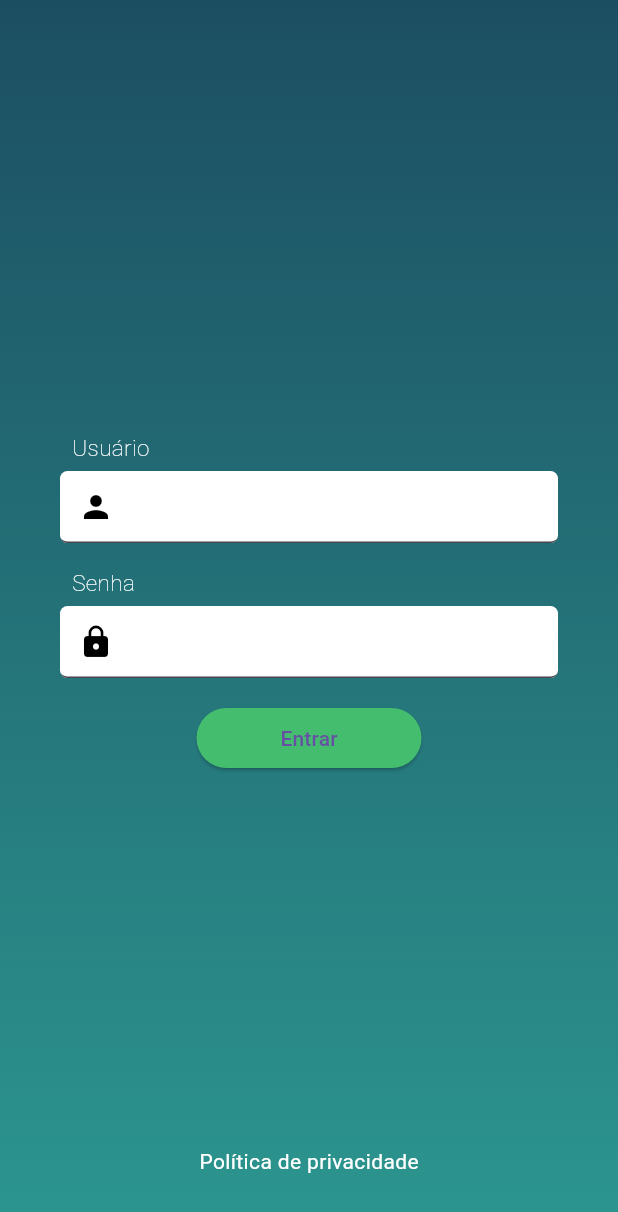
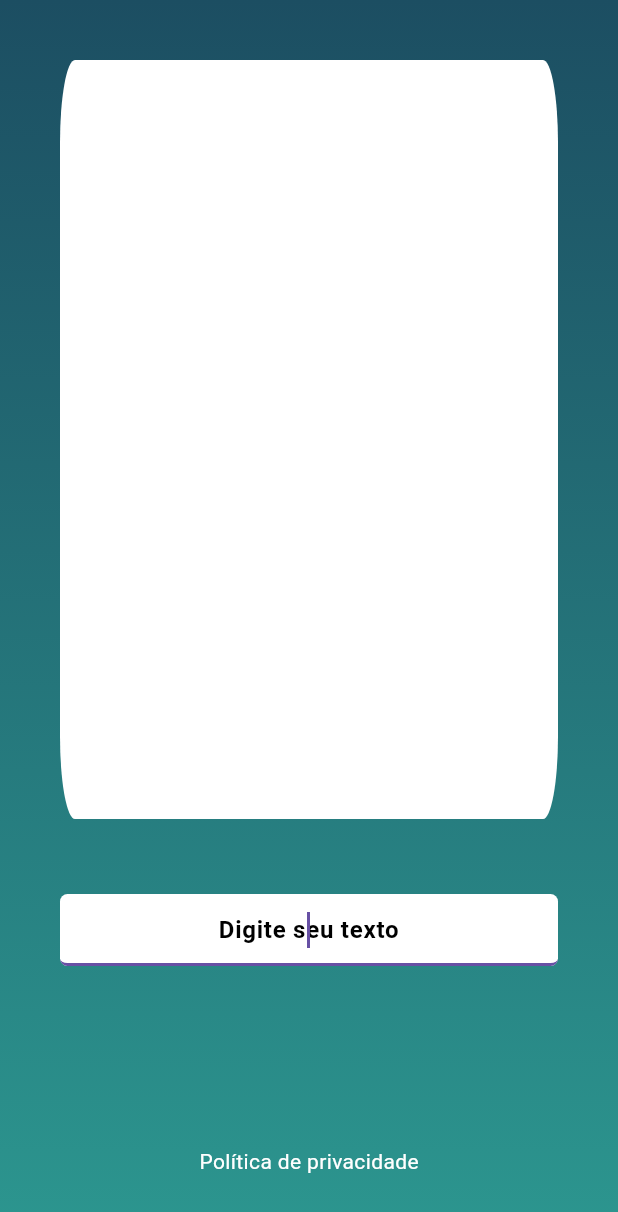
Before and after one commit to waguip/flutter_notes, a Flutter app: the screen it shows after launch, on a phone screen of 412 x 824 dp. Shown: the top 1212 px of the screen. Run offline on Flutter 3.47's test engine with Material 3 defaults, Android fonts, the phone set to English and light mode, and no system bars.

Commit message:
Info Capture Screen
Created the screen and implemented its basic functionalities

```diff
--- a/lib/login_page.dart
+++ /dev/null
@@ -1,162 +0,0 @@
-import 'package:flutter/material.dart';
-import 'package:url_launcher/url_launcher.dart';
-
-class LoginPage extends StatefulWidget {
-  const LoginPage({Key? key}) : super(key: key);
-
-  @override
-  State<LoginPage> createState() => _LoginPageState();
-}
-
-class _LoginPageState extends State<LoginPage> {
-  final _formKey = GlobalKey<FormState>();
-  final TextEditingController _loginController = TextEditingController();
-  final TextEditingController _passwordController = TextEditingController();
-
-  void _validateFields() {
-    if (_formKey.currentState!.validate()) {
-      // Navegar para a próxima tela
-    } else {
-      ScaffoldMessenger.of(context).showSnackBar(
-        const SnackBar(content: Text('Por favor, confira os campos')),
-      );
-    }
-  }
-
-  @override
-  Widget build(BuildContext context) {
-    return Container(
-      decoration: const BoxDecoration(
-        gradient: LinearGradient(
-          begin: Alignment.topCenter,
-          end: Alignment.bottomCenter,
-          colors: [
-            Color.fromARGB(255, 28, 78, 98),
-            Color.fromARGB(255, 44, 150, 143),
-          ],
-        ),
-      ),
-      child: Padding(
-        padding: const EdgeInsets.all(40),
-        child: Column(
-          children: [
-            Expanded(
-              child: Form(
-                key: _formKey,
-                child: Column(
-                  mainAxisAlignment: MainAxisAlignment.center,
-                  crossAxisAlignment: CrossAxisAlignment.start,
-                  children: [
-                    _formLabel("Usuário"),
-                    _formField(Icons.person, _loginController),
-                    const SizedBox(height: 16),
-                    _formLabel("Senha"),
-                    _formField(Icons.lock, _passwordController,
-                        isObscure: true),
-                    const SizedBox(height: 16),
-                    Center(
-                      child: ElevatedButton(
-                        onPressed: () => _validateFields(),
-                        style: ElevatedButton.styleFrom(
-                          backgroundColor:
-                              const Color.fromARGB(255, 68, 189, 110),
-                          fixedSize: const Size(150, 40),
-                          shape: RoundedRectangleBorder(
-                            borderRadius: BorderRadius.circular(25),
-                          ),
-                        ),
-                        child: const Text('Entrar'),
-                      ),
-                    ),
-                  ],
-                ),
-              ),
-            ),
-            Align(
-              alignment: Alignment.bottomCenter,
-              child: GestureDetector(
-                onTap: () {
-                  _launchUrl(Uri.parse('https://www.google.com.br/'));
-                },
-                child: const Text(
-                  'Política de privacidade',
-                  style: TextStyle(color: Colors.white),
-                ),
-              ),
-            ),
-          ],
-        ),
-      ),
-    );
-  }
-}
-
-Future<void> _launchUrl(Uri url) async {
-  if (!await launchUrl(url)) {
-    throw Exception('Não foi possível abrir a URL: $url');
-  }
-}
-
-Widget _formLabel(String text) {
-  return Padding(
-    padding: const EdgeInsets.only(left: 8.0, bottom: 5),
-    child: Text(
-      text,
-      style: const TextStyle(
-        color: Colors.white,
-        fontWeight: FontWeight.w100,
-        fontSize: 15,
-      ),
-    ),
-  );
-}
-
-Widget _formField(IconData icon, TextEditingController controller,
-    {isObscure = false}) {
-  return TextFormField(
-    controller: controller,
-    obscureText: isObscure,
-    decoration: InputDecoration(
-      errorStyle: const TextStyle(color: Colors.yellow),
-      filled: true,
-      fillColor: Colors.white,
-      border: UnderlineInputBorder(borderRadius: BorderRadius.circular(5)),
-      prefixIcon: Icon(icon),
-      prefixIconColor: Colors.black,
-    ),
-    validator: (value) {
-      if (!isObscure) {
-        return usernameValidator(value!);
-      } else {
-        return passwordValidator(value!);
-      }
-    },
-  );
-}
-
-usernameValidator(String username) {
-  if (username.isEmpty) {
-    return 'Campo vazio';
-  } else if (username.length >= 20) {
-    return 'Nome de usuário muito longo';
-  } else if (username.endsWith(' ')) {
-    return 'Espaço extra no final';
-  }
-
-  return null;
-}
-
-passwordValidator(String password) {
-  if (password.isEmpty) {
-    return 'Campo vazio';
-  } else if (password.length >= 20) {
-    return 'Senha muito longa';
-  } else if (password.endsWith(' ')) {
-    return 'Espaço extra no final';
-  } else if (password.length < 2) {
-    return 'A senha deve ter mais que 1 caractere';
-  } else if (!RegExp(r'^[a-zA-Z0-9]+$').hasMatch(password)) {
-    return 'A senha não deve conter caracteres especiais';
-  }
-  return null;
-}
--- a/lib/main.dart
+++ b/lib/main.dart
@@ -1,5 +1,6 @@
 import 'package:flutter/material.dart';
-import 'package:prova_target_sistemas/login_page.dart';
+import 'package:prova_target_sistemas/screens/information_capture_screen.dart';
+import 'package:prova_target_sistemas/screens/login_screen.dart';
 
 void main() {
   runApp(const MyApp());
@@ -12,7 +13,7 @@ class MyApp extends StatelessWidget {
   Widget build(BuildContext context) {
     return const MaterialApp(
       debugShowCheckedModeBanner: false,
-      home: Scaffold(body: LoginPage()),
+      home: InformationCaptureScreen(),
     );
   }
 }
--- /dev/null
+++ b/lib/screens/information_capture_screen.dart
@@ -0,0 +1,127 @@
+import 'package:flutter/material.dart';
+import 'package:prova_target_sistemas/widgets/bottom_label.dart';
+import 'package:prova_target_sistemas/widgets/scaffold_background.dart';
+
+class InformationCaptureScreen extends StatefulWidget {
+  const InformationCaptureScreen({Key? key}) : super(key: key);
+
+  @override
+  State<InformationCaptureScreen> createState() =>
+      _InformationCaptureScreenState();
+}
+
+class _InformationCaptureScreenState extends State<InformationCaptureScreen> {
+  final _focusNode = FocusNode();
+  List<String> savedTexts = [];
+
+  @override
+  void initState() {
+    super.initState();
+
+    _focusNode.addListener(() {
+      if (!_focusNode.hasFocus) {
+        FocusScope.of(context).requestFocus(_focusNode);
+      }
+    });
+  }
+
+  @override
+  Widget build(BuildContext context) {
+    return ScaffoldBackground(
+      child: Padding(
+        padding: const EdgeInsets.all(40),
+        child: Center(
+          child: Column(
+            mainAxisAlignment: MainAxisAlignment.center,
+            children: [
+              Expanded(
+                child: Container(
+                  decoration: const BoxDecoration(
+                    color: Colors.white,
+                    borderRadius: BorderRadius.all(Radius.elliptical(10, 55)),
+                  ),
+                  child: ListView.builder(
+                    itemCount: savedTexts.length,
+                    itemBuilder: (context, index) {
+                      return Card(
+                        child: ListTile(
+                          shape: const Border(
+                            bottom: BorderSide(),
+                          ),
+                          titleAlignment: ListTileTitleAlignment.center,
+                          title: Text(
+                            savedTexts[index],
+                            textAlign: TextAlign.center,
+                          ),
+                          titleTextStyle: const TextStyle(
+                            fontWeight: FontWeight.bold,
+                            color: Colors.black,
+                          ),
+                          trailing: Row(
+                            mainAxisSize: MainAxisSize.min,
+                            children: [
+                              IconButton(
+                                icon: const Icon(Icons.edit),
+                                color: Colors.black,
+                                onPressed: () {
+                                  // Edição do texto
+                                },
+                              ),
+                              IconButton(
+                                icon: const Icon(Icons.delete),
+                                color: Colors.red,
+                                onPressed: () {
+                                  setState(() {
+                                    savedTexts.removeAt(index);
+                                  });
+                                },
+                              ),
+                            ],
+                          ),
+                        ),
+                      );
+                    },
+                  ),
+                ),
+              ),
+              const SizedBox(height: 50),
+              TextField(
+                focusNode: _focusNode,
+                textInputAction: TextInputAction.none,
+                autofocus: true,
+                onSubmitted: (text) {
+                  setState(() {
+                    savedTexts.add(text);
+                  });
+                },
+                textAlign: TextAlign.center,
+                decoration: InputDecoration(
+                  filled: true,
+                  fillColor: Colors.white,
+                  hintText: 'Digite seu texto',
+                  hintStyle: const TextStyle(
+                    fontWeight: FontWeight.bold,
+                    color: Colors.black,
+                  ),
+                  border: UnderlineInputBorder(
+                      borderRadius: BorderRadius.circular(5)),
+                ),
+              ),
+              const SizedBox(height: 120),
+              const Align(
+                alignment: Alignment.bottomCenter,
+                child: BottomLabel(),
+              )
+            ],
+          ),
+        ),
+      ),
+    );
+  }
+
+  @override
+  void dispose() {
+    _focusNode.dispose();
+    super.dispose();
+  }
+}
--- /dev/null
+++ b/lib/widgets/bottom_label.dart
@@ -0,0 +1,28 @@
+import 'package:flutter/material.dart';
+import 'package:url_launcher/url_launcher.dart';
+
+class BottomLabel extends StatelessWidget {
+  const BottomLabel({super.key});
+
+  @override
+  Widget build(BuildContext context) {
+    return GestureDetector(
+      onTap: () {
+        _launchUrl(Uri.parse('https://www.google.com.br/'), context);
+      },
+      child: const Text(
+        'Política de privacidade',
+        style: TextStyle(color: Colors.white),
+      ),
+    );
+  }
+}
+
+Future<void> _launchUrl(Uri url, context) async {
+  if (!await launchUrl(url)) {
+    ScaffoldMessenger.of(context).showSnackBar(
+      const SnackBar(content: Text('Não foi possível abrir a URL')),
+    );
+    throw Exception('Não foi possível abrir a URL: $url');
+  }
+}
--- /dev/null
+++ b/lib/widgets/scaffold_background.dart
@@ -0,0 +1,25 @@
+import 'package:flutter/material.dart';
+
+class ScaffoldBackground extends StatelessWidget {
+  const ScaffoldBackground({Key? key, required this.child}) : super(key: key);
+  final Widget child;
+
+  @override
+  Widget build(BuildContext context) {
+    return Scaffold(
+      body: Container(
+        decoration: const BoxDecoration(
+          gradient: LinearGradient(
+            begin: Alignment.topCenter,
+            end: Alignment.bottomCenter,
+            colors: [
+              Color.fromARGB(255, 28, 78, 98),
+              Color.fromARGB(255, 44, 150, 143),
+            ],
+          ),
+        ),
+        child: child,
+      ),
+    );
+  }
+}
```
Also changed, not shown: lib/screens/login_screen.dart (added, +151 -0 lines).
